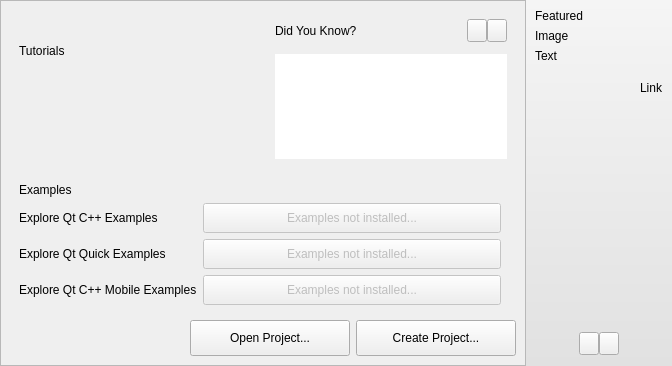
Before: the Qt Designer form src/plugins/qt4projectmanager/gettingstartedwelcomepagewidget.ui in qt-creator/qt-creator, drawn with Qt 5.
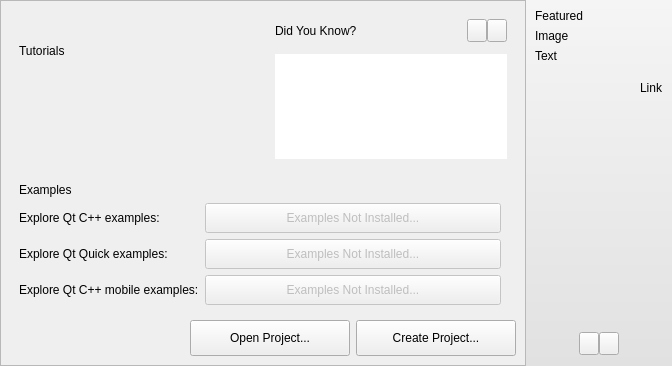
After: the same form once the commit is applied. Icons and pictures are not drawn. Custom widgets are drawn as their Qt base class.

Commit message: UI text - Fix capitalization on Welcome screen

```diff
--- a/src/plugins/qt4projectmanager/gettingstartedwelcomepagewidget.ui
+++ b/src/plugins/qt4projectmanager/gettingstartedwelcomepagewidget.ui
@@ -269,7 +269,7 @@
          <item row="1" column="0">
           <widget class="QLabel" name="demoTitleLabel">
            <property name="text">
-            <string>Explore Qt C++ Examples</string>
+            <string>Explore Qt C++ examples:</string>
            </property>
           </widget>
          </item>
@@ -291,14 +291,14 @@
             </size>
            </property>
            <property name="text">
-            <string>Examples not installed...</string>
+            <string>Examples Not Installed...</string>
            </property>
           </widget>
          </item>
          <item row="2" column="0">
           <widget class="QLabel" name="demoTitleLabel_2">
            <property name="text">
-            <string>Explore Qt Quick Examples</string>
+            <string>Explore Qt Quick examples:</string>
            </property>
           </widget>
          </item>
@@ -320,14 +320,14 @@
             </size>
            </property>
            <property name="text">
-            <string>Examples not installed...</string>
+            <string>Examples Not Installed...</string>
            </property>
           </widget>
          </item>
          <item row="3" column="0">
           <widget class="QLabel" name="demoTitleLabel_3">
            <property name="text">
-            <string>Explore Qt C++ Mobile Examples</string>
+            <string>Explore Qt C++ mobile examples:</string>
            </property>
           </widget>
          </item>
@@ -349,7 +349,7 @@
             </size>
            </property>
            <property name="text">
-            <string>Examples not installed...</string>
+            <string>Examples Not Installed...</string>
            </property>
           </widget>
          </item>
```
